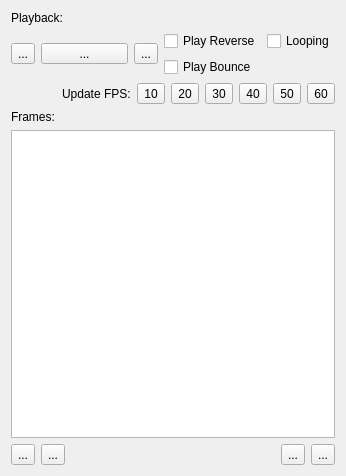
Old version of the form DesignerTool/src/WidgetSpriteState.ui in the repository GameOverture/HarmonyEngine.
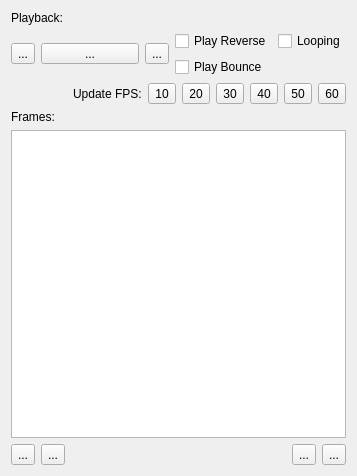
New version of the form. Icons and pictures are not drawn. Custom widgets are drawn as their Qt base class.

What changed in the file:
```diff
--- a/DesignerTool/src/WidgetSpriteState.ui
+++ b/DesignerTool/src/WidgetSpriteState.ui
@@ -6,7 +6,7 @@
    <rect>
     <x>0</x>
     <y>0</y>
-    <width>342</width>
+    <width>353</width>
     <height>476</height>
    </rect>
   </property>
@@ -176,7 +176,7 @@
      </property>
      <property name="minimumSize">
       <size>
-       <width>324</width>
+       <width>335</width>
        <height>0</height>
       </size>
      </property>
```
